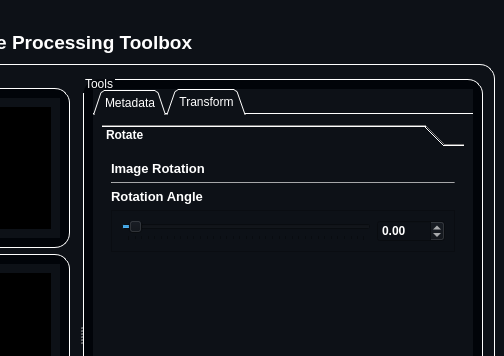
Before: the Qt Designer form resources/MainWindow.ui in mo-gaafar/image-processing-toolbox, drawn with Qt 5; both pictures show x 360 to 864 and y 0 to 356 of the 864 by 631 pixel window.
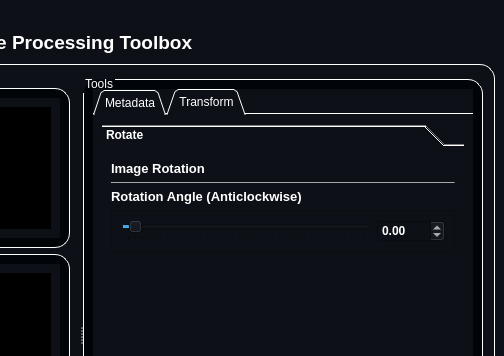
After: the same form once the commit is applied. Icons and pictures are not drawn.

What changed in the file:
```diff
--- a/resources/MainWindow.ui
+++ b/resources/MainWindow.ui
@@ -671,7 +671,7 @@
                    <item row="2" column="0">
                     <widget class="QLabel" name="label_14">
                      <property name="text">
-                      <string>&lt;html&gt;&lt;head/&gt;&lt;body&gt;&lt;p&gt;&lt;span style=&quot; font-size:10pt; font-weight:600;&quot;&gt;Rotation Angle&lt;/span&gt;&lt;/p&gt;&lt;/body&gt;&lt;/html&gt;</string>
+                      <string>&lt;html&gt;&lt;head/&gt;&lt;body&gt;&lt;p&gt;&lt;span style=&quot; font-size:10pt; font-weight:600;&quot;&gt;Rotation Angle (Anticlockwise)&lt;/span&gt;&lt;/p&gt;&lt;/body&gt;&lt;/html&gt;</string>
                      </property>
                     </widget>
                    </item>
```
